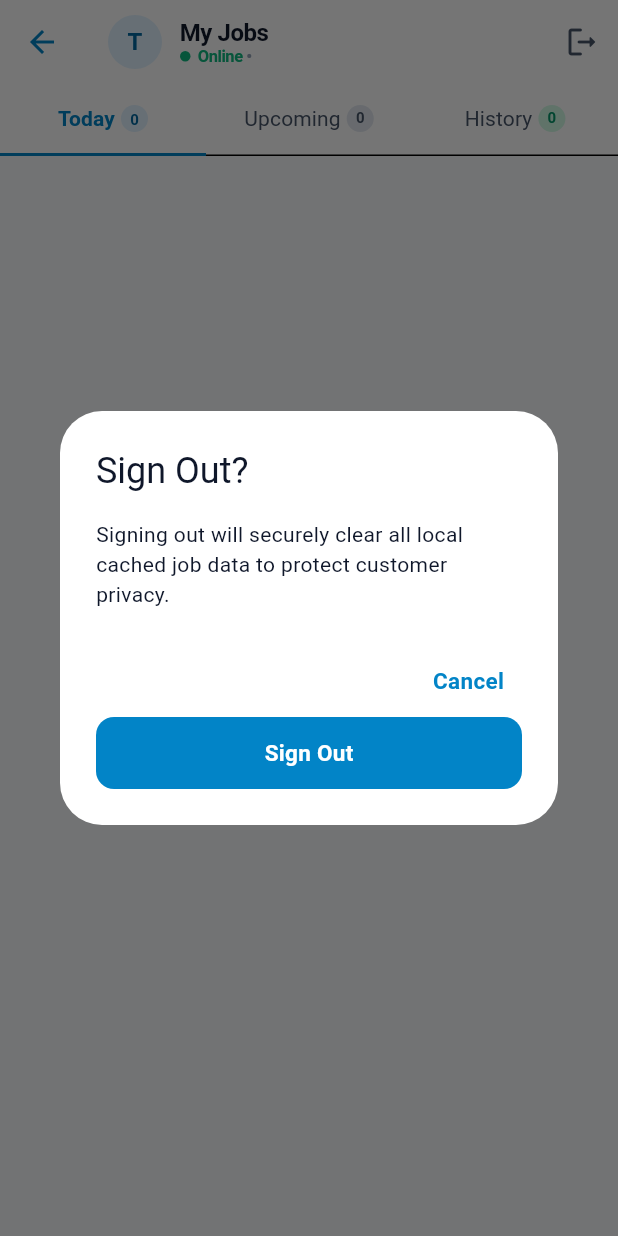
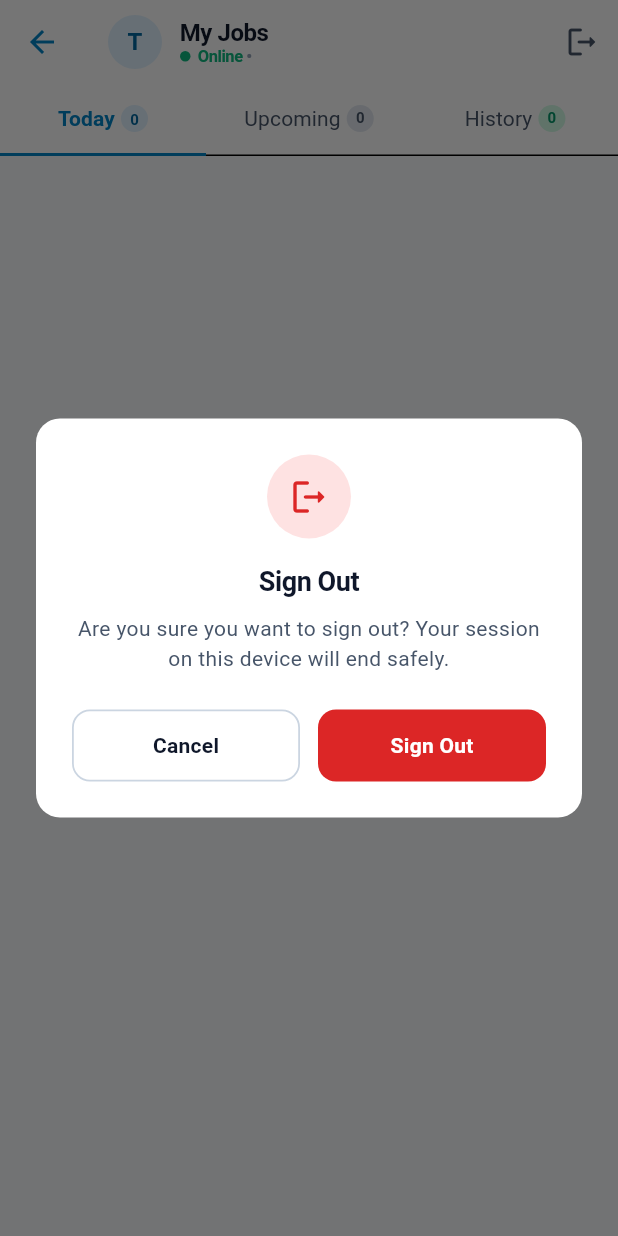
Before and after one commit to atul-k01/fieldJobs, a Flutter app: the JobsListScreen screen opened directly, after a tap on the "logout" icon, on a phone screen of 412 x 824 dp. Run offline on Flutter 3.47's test engine with Material 3 defaults, Android fonts, the phone set to English and light mode, and no system bars; our stand-ins replace connectivity_plus, flutter_riverpod, flutter_secure_storage, image_picker, sqflite, supabase_flutter; accounts and stored records are empty.

Commit message:
feat(job_detail): add dialer contact, Apple/Google maps launcher, and custom sign-out dialog

```diff
--- /dev/null
+++ b/lib/core/widgets/sign_out_dialog.dart
@@ -0,0 +1,206 @@
+import 'package:flutter/material.dart';
+import '../constants/app_colors.dart';
+import '../constants/app_dimens.dart';
+import '../constants/app_text_styles.dart';
+
+/// Professional, reusable Sign Out Confirmation Dialog
+/// Highlights data-loss warnings when unsynced changes are pending.
+/// Features a side-by-side [Cancel] (Left) and [Sign Out] (Right) layout.
+class SignOutDialog extends StatefulWidget {
+  final int pendingSyncCount;
+  final Future<void> Function() onConfirm;
+
+  const SignOutDialog({
+    super.key,
+    required this.pendingSyncCount,
+    required this.onConfirm,
+  });
+
+  /// Static helper to display the dialog
+  static Future<void> show({
+    required BuildContext context,
+    required int pendingSyncCount,
+    required Future<void> Function() onConfirm,
+  }) {
+    return showDialog(
+      context: context,
+      barrierDismissible: false,
+      builder: (_) => SignOutDialog(
+        pendingSyncCount: pendingSyncCount,
+        onConfirm: onConfirm,
+      ),
+    );
+  }
+
+  @override
+  State<SignOutDialog> createState() => _SignOutDialogState();
+}
+
+class _SignOutDialogState extends State<SignOutDialog> {
+  bool _isLoading = false;
+
+  @override
+  Widget build(BuildContext context) {
+    final hasUnsynced = widget.pendingSyncCount > 0;
+
+    return Dialog(
+      shape: RoundedRectangleBorder(
+        borderRadius: BorderRadius.circular(AppDimens.radiusLarge),
+      ),
+      elevation: 6,
+      backgroundColor: AppColors.surface,
+      insetPadding: const EdgeInsets.symmetric(horizontal: 24, vertical: 24),
+      child: Padding(
+        padding: const EdgeInsets.all(AppDimens.space24),
+        child: Column(
+          mainAxisSize: MainAxisSize.min,
+          children: [
+            // Top Badge Icon
+            Container(
+              width: 56,
+              height: 56,
+              decoration: BoxDecoration(
+                color: hasUnsynced
+                    ? const Color(0xFFFEF3C7) // Amber soft bg
+                    : const Color(0xFFFEE2E2), // Red soft bg
+                shape: BoxShape.circle,
+              ),
+              child: Icon(
+                hasUnsynced
+                    ? Icons.warning_amber_rounded
+                    : Icons.logout_rounded,
+                color: hasUnsynced
+                    ? const Color(0xFFD97706)
+                    : const Color(0xFFDC2626),
+                size: 28,
+              ),
+            ),
+            const SizedBox(height: AppDimens.space16),
+
+            // Dialog Title
+            Text(
+              hasUnsynced ? 'Unsynced Changes Warning' : 'Sign Out',
+              style: AppTextStyles.h2.copyWith(fontSize: 18),
+              textAlign: TextAlign.center,
+            ),
+            const SizedBox(height: AppDimens.space8),
+
+            // Dialog Subtitle / Body
+            if (hasUnsynced) ...[
+              Container(
+                padding: const EdgeInsets.all(AppDimens.space12),
+                decoration: BoxDecoration(
+                  color: const Color(0xFFFFFBEB),
+                  borderRadius: BorderRadius.circular(AppDimens.radiusMedium),
+                  border: Border.all(color: const Color(0xFFFDE68A)),
+                ),
+                child: Column(
+                  children: [
+                    Text(
+                      'You have ${widget.pendingSyncCount} unsynced change${widget.pendingSyncCount > 1 ? "s" : ""}.',
+                      style: const TextStyle(
+                        color: Color(0xFF92400E),
+                        fontWeight: FontWeight.bold,
+                        fontSize: 13,
+                      ),
+                      textAlign: TextAlign.center,
+                    ),
+                    const SizedBox(height: 4),
+                    const Text(
+                      'Signing out clears local device storage. These changes will be permanently lost unless you reconnect and sync first.',
+                      style: TextStyle(
+                        color: Color(0xFFB45309),
+                        fontSize: 12,
+                        height: 1.3,
+                      ),
+                      textAlign: TextAlign.center,
+                    ),
+                  ],
+                ),
+              ),
+            ] else ...[
+              Text(
+                'Are you sure you want to sign out? Your session on this device will end safely.',
+                style: AppTextStyles.bodyMedium.copyWith(
+                  color: AppColors.textSecondary,
+                  height: 1.4,
+                ),
+                textAlign: TextAlign.center,
+              ),
+            ],
+
+            const SizedBox(height: AppDimens.space24),
+
+            // Action Buttons: LEFT (Cancel) and RIGHT (Sign Out)
+            Row(
+              children: [
+                // Left Option: Cancel / Stay
+                Expanded(
+                  child: OutlinedButton(
+                    onPressed: _isLoading ? null : () => Navigator.pop(context),
+                    style: OutlinedButton.styleFrom(
+                      foregroundColor: AppColors.textPrimary,
+                      side: const BorderSide(color: AppColors.border, width: 1.2),
+                      padding: const EdgeInsets.symmetric(vertical: 14),
+                      shape: RoundedRectangleBorder(
+                        borderRadius: BorderRadius.circular(AppDimens.radiusMedium),
+                      ),
+                    ),
+                    child: const Text(
+                      'Cancel',
+                      style: TextStyle(fontWeight: FontWeight.w600, fontSize: 14),
+                    ),
+                  ),
+                ),
+                const SizedBox(width: AppDimens.space12),
+
+                // Right Option: Confirm Sign Out (Red Destructive)
+                Expanded(
+                  child: ElevatedButton(
+                    onPressed: _isLoading ? null : _handleSignOut,
+                    style: ElevatedButton.styleFrom(
+                      backgroundColor: const Color(0xFFDC2626), // Danger Red
+                      foregroundColor: Colors.white,
+                      elevation: 0,
+                      padding: const EdgeInsets.symmetric(vertical: 14),
+                      shape: RoundedRectangleBorder(
+                        borderRadius: BorderRadius.circular(AppDimens.radiusMedium),
+                      ),
+                    ),
+                    child: _isLoading
+                        ? const SizedBox(
+                            width: 18,
+                            height: 18,
+                            child: CircularProgressIndicator(
+                              strokeWidth: 2,
+                              color: Colors.white,
+                            ),
+                          )
+                        : Text(
+                            hasUnsynced ? 'Sign Out Anyway' : 'Sign Out',
+                            style: const TextStyle(fontWeight: FontWeight.bold, fontSize: 14),
+                          ),
+                  ),
+                ),
+              ],
+            ),
+          ],
+        ),
+      ),
+    );
+  }
+
+  Future<void> _handleSignOut() async {
+    setState(() => _isLoading = true);
+    try {
+      await widget.onConfirm();
+      if (mounted) {
+        Navigator.pop(context);
+      }
+    } catch (_) {
+      if (mounted) {
+        setState(() => _isLoading = false);
+      }
+    }
+  }
+}
--- a/lib/features/jobs/presentation/jobs_list_screen.dart
+++ b/lib/features/jobs/presentation/jobs_list_screen.dart
@@ -7,6 +7,7 @@ import '../../../core/constants/app_text_styles.dart';
 import '../../../core/navigation/app_navigator.dart';
 import '../../../core/utils/app_log.dart';
 import '../../../core/widgets/offline_banner.dart';
+import '../../../core/widgets/sign_out_dialog.dart';
 import '../../auth/providers/auth_provider.dart';
 import '../../sync/providers/sync_provider.dart';
 import '../models/job_model.dart';
@@ -42,63 +43,14 @@ class _JobsListScreenState extends ConsumerState<JobsListScreen>
 
     if (!mounted) return;
 
-    if (pendingCount > 0) {
-      // Unsynced changes warning dialog
-      showDialog(
-        context: context,
-        builder: (ctx) => AlertDialog(
-          title: Row(
-            children: const [
-              Icon(Icons.warning_amber_rounded, color: AppColors.warning),
-              SizedBox(width: 8),
-              Expanded(child: Text(AppStrings.unsyncedWarningTitle)),
-            ],
-          ),
-          content: Text(
-            'You have $pendingCount unsynced changes. ${AppStrings.unsyncedWarningMsg}',
-          ),
-          actions: [
-            TextButton(
-              onPressed: () => Navigator.pop(ctx),
-              child: const Text(AppStrings.cancel),
-            ),
-            ElevatedButton(
-              style: ElevatedButton.styleFrom(backgroundColor: AppColors.error),
-              onPressed: () async {
-                Navigator.pop(ctx);
-                AppLog.w('JobsListScreen', 'User confirmed sign out with pending changes');
-                await ref.read(authStateProvider.notifier).signOut();
-              },
-              child: const Text(AppStrings.proceedSignOut),
-            ),
-          ],
-        ),
-      );
-    } else {
-      // Safe sign out dialog
-      showDialog(
-        context: context,
-        builder: (ctx) => AlertDialog(
-          title: const Text(AppStrings.signOutConfirmTitle),
-          content: const Text(AppStrings.signOutConfirmMsg),
-          actions: [
-            TextButton(
-              onPressed: () => Navigator.pop(ctx),
-              child: const Text(AppStrings.cancel),
-            ),
-            ElevatedButton(
-              style: ElevatedButton.styleFrom(backgroundColor: AppColors.primary),
-              onPressed: () async {
-                Navigator.pop(ctx);
-                AppLog.i('JobsListScreen', 'User confirmed safe sign out');
-                await ref.read(authStateProvider.notifier).signOut();
-              },
-              child: const Text(AppStrings.signOut),
-            ),
-          ],
-        ),
-      );
-    }
+    await SignOutDialog.show(
+      context: context,
+      pendingSyncCount: pendingCount,
+      onConfirm: () async {
+        AppLog.i('JobsListScreen', 'User confirmed sign out (pendingCount: $pendingCount)');
+        await ref.read(authStateProvider.notifier).signOut();
+      },
+    );
   }
 
   @override
--- a/pubspec.yaml
+++ b/pubspec.yaml
@@ -50,6 +50,7 @@ dependencies:
   intl: ^0.19.0
   uuid: ^4.5.1
   image_picker: ^1.1.2
+  url_launcher: ^6.3.1
 
 dev_dependencies:
   flutter_test:
```
Also changed, not shown: lib/core/utils/external_launcher.dart (added, +229 -0 lines), lib/features/jobs/presentation/job_detail_screen.dart (+84 -3 lines), pubspec.lock.
